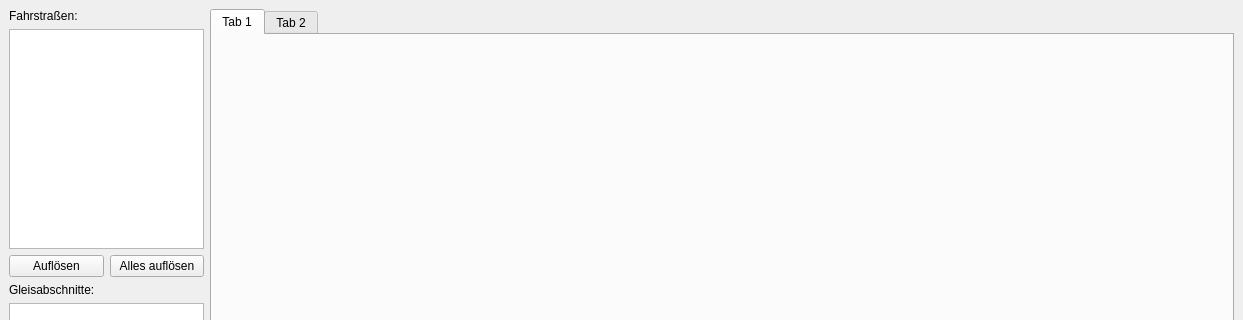
Old version of the form track-control-ng/mainwindow.ui in the repository stmork/mrw-track-control-ng; both pictures show x 0 to 1243 and y 0 to 320 of the 1243 by 582 pixel window.
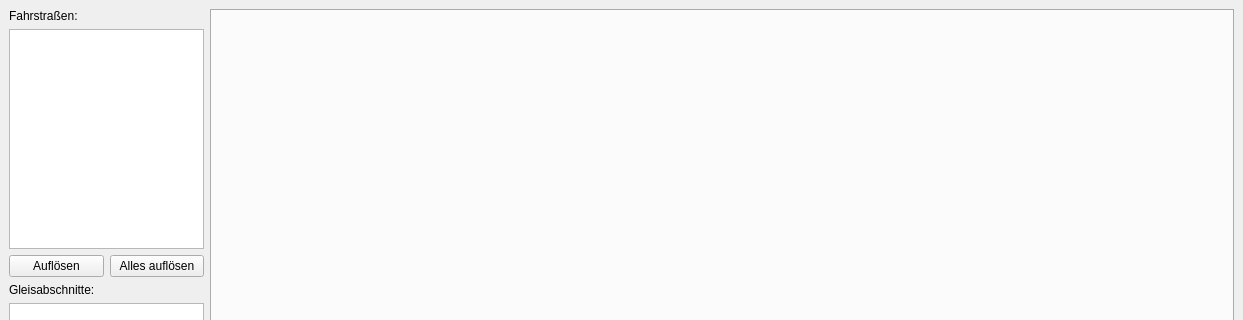
New version of the form.

Commit message: Added tab widget layout.

```diff
--- a/track-control-ng/mainwindow.ui
+++ b/track-control-ng/mainwindow.ui
@@ -106,16 +106,6 @@
           <height>0</height>
          </size>
         </property>
-        <widget class="QWidget" name="tab">
-         <attribute name="title">
-          <string>Tab 1</string>
-         </attribute>
-        </widget>
-        <widget class="QWidget" name="tab_2">
-         <attribute name="title">
-          <string>Tab 2</string>
-         </attribute>
-        </widget>
        </widget>
       </item>
       <item>
```
The commit also changes 7 other files.
